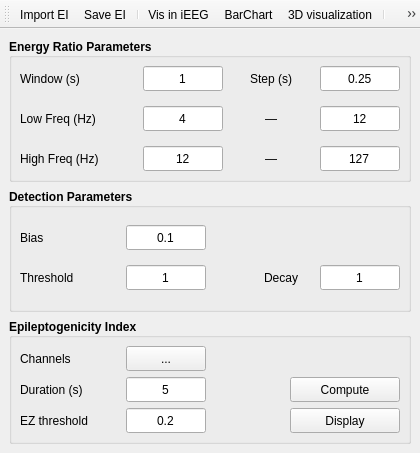
Above: iEEGTool/gui/ui/compute_ei.ui from ZhengLiu97/iEEGTool before the change. Below: the same form after it.
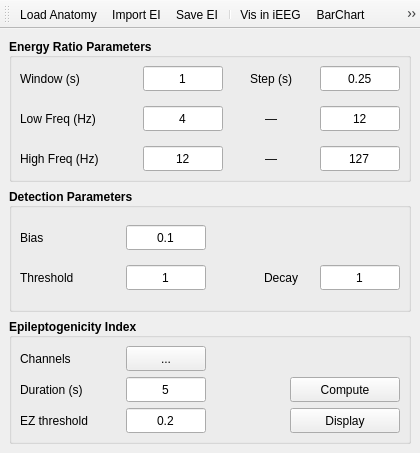
That is the form after the change. Icons and pictures are not drawn.

```diff
--- a/iEEGTool/gui/ui/compute_ei.ui
+++ b/iEEGTool/gui/ui/compute_ei.ui
@@ -1133,6 +1133,7 @@
    <attribute name="toolBarBreak">
     <bool>false</bool>
    </attribute>
+   <addaction name="_load_anatomy_action"/>
    <addaction name="_import_ei_action"/>
    <addaction name="_save_excel_action"/>
    <addaction name="separator"/>
@@ -1216,6 +1217,15 @@
     <string>3D visualization</string>
    </property>
   </action>
+  <action name="_load_anatomy_action">
+   <property name="icon">
+    <iconset>
+     <normaloff>../../icon/coordinate.svg</normaloff>../../icon/coordinate.svg</iconset>
+   </property>
+   <property name="text">
+    <string>Load Anatomy</string>
+   </property>
+  </action>
  </widget>
  <resources/>
  <connections/>
```
